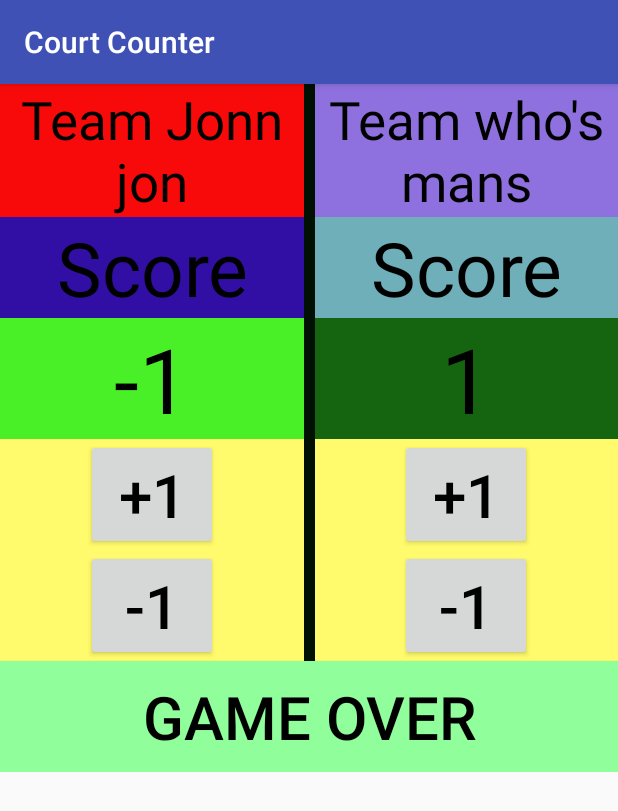
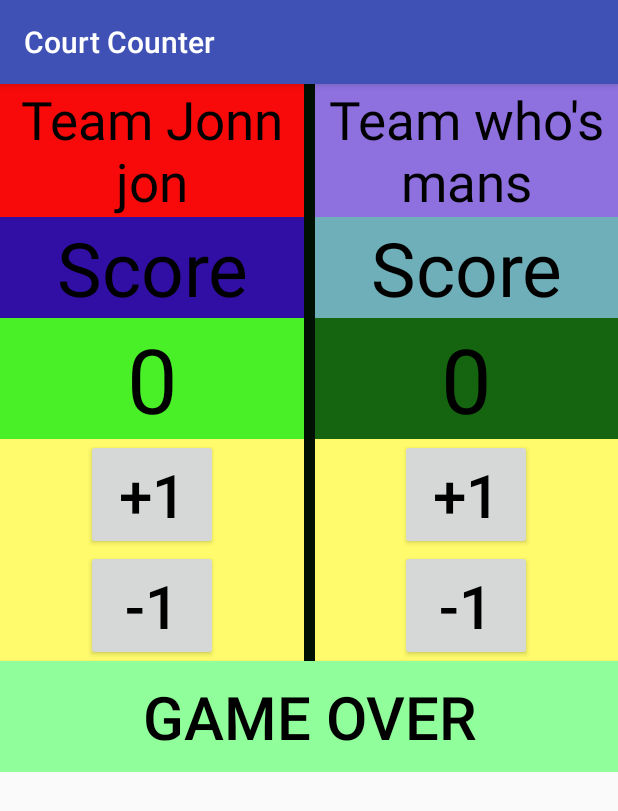
Before and after one commit to NathanHirata19/CourtCounter, an Android app: the screen it shows after launch (MainActivity), after a tap on "-1", on a phone screen of 412 x 824 dp. Shown: the top 811 px of the screen. Run offline under Robolectric (Android 15) with nearby library versions, the phone set to English and light mode, and no system bars; 1 other tap on this screen came first.

Commit message:
button methods

```diff
--- a/app/src/main/java/com/academy/app/courtcounter/MainActivity.java
+++ b/app/src/main/java/com/academy/app/courtcounter/MainActivity.java
@@ -20,6 +20,8 @@ public class MainActivity extends AppCompatActivity {
     @Override
     protected void onCreate(Bundle savedInstanceState) {
 
+        gameOverAlert= new AlertDialog.Builder(MainActivity.this).create();
+
         super.onCreate(savedInstanceState);
         setContentView(R.layout.activity_main);
 
@@ -35,17 +37,31 @@ public class MainActivity extends AppCompatActivity {
 
     public void clickpoint1(View view){
         point1++;
-        point1View.setText("" + point1);
+        point1View.setText("" + point1);}
 
-    }
     public void clickpoint2(View view){
+        point2++;
+        point1View.setText("" + point2);}
+
+    public void clickpoint4(View view){
         point2--;
         point2View.setText("" + point2);
+    }
 
+    public void clickpoint3(View view){
+        point1--;
+        point1View.setText("" + point1);
     }
+
     public void clickgameover(View view){
         if (point1 > point2) {
             gameOverAlert.setMessage("Team 1 wins");
+        }
+        else if (point1 < point2) {
+            gameOverAlert.setMessage("Team 2 wins");
+        }
+        else {
+            gameOverAlert.setMessage("It Is a Tie");
         }
 
         gameOverAlert.setTitle("Game Over");
--- a/app/src/main/res/layout/activity_main.xml
+++ b/app/src/main/res/layout/activity_main.xml
@@ -61,7 +61,7 @@
          />
     <Button
         android:text="-1"
-        android:onClick="clickpoint2"
+        android:onClick="clickpoint3"
         android:layout_width="wrap_content"
         android:layout_height="wrap_content"
         android:textSize="40sp"
@@ -121,7 +121,7 @@
         />
         <Button
             android:text="-1"
-            android:onClick="clickpoint2"
+            android:onClick="clickpoint4"
             android:layout_width="wrap_content"
             android:layout_height="wrap_content"
             android:textSize="40sp"
```
Also changed, not shown: 1 other file.
